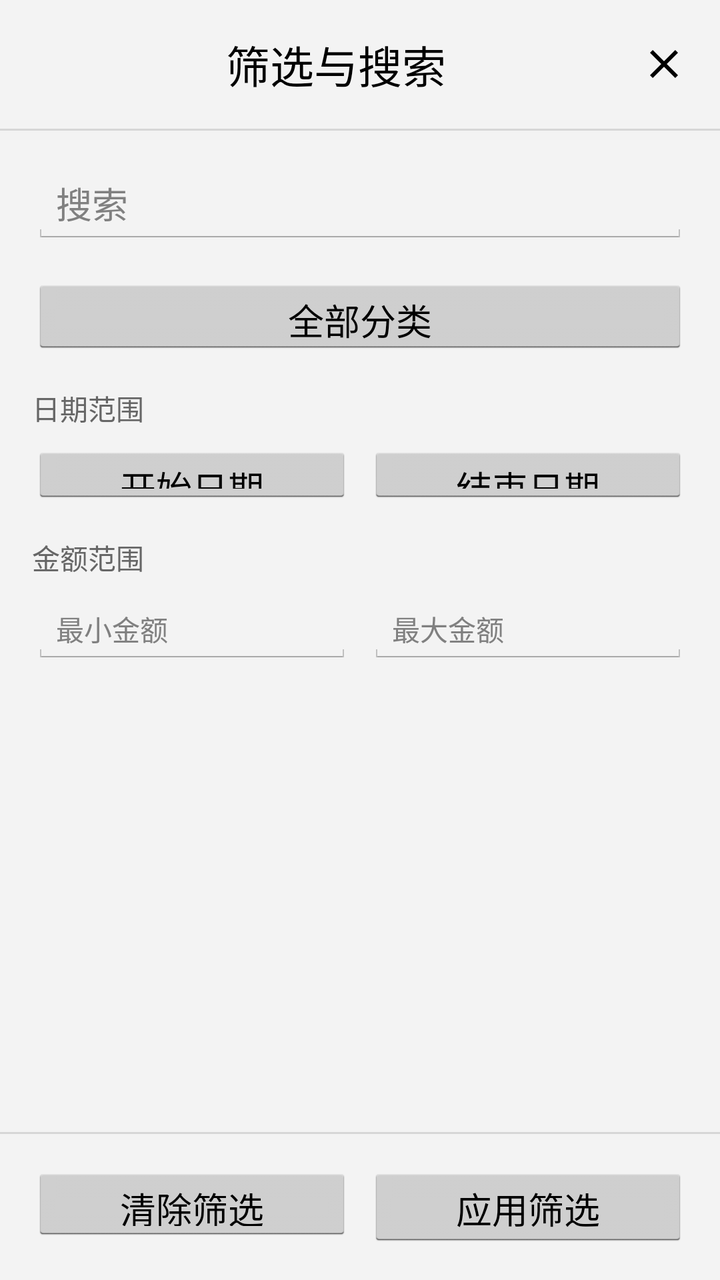
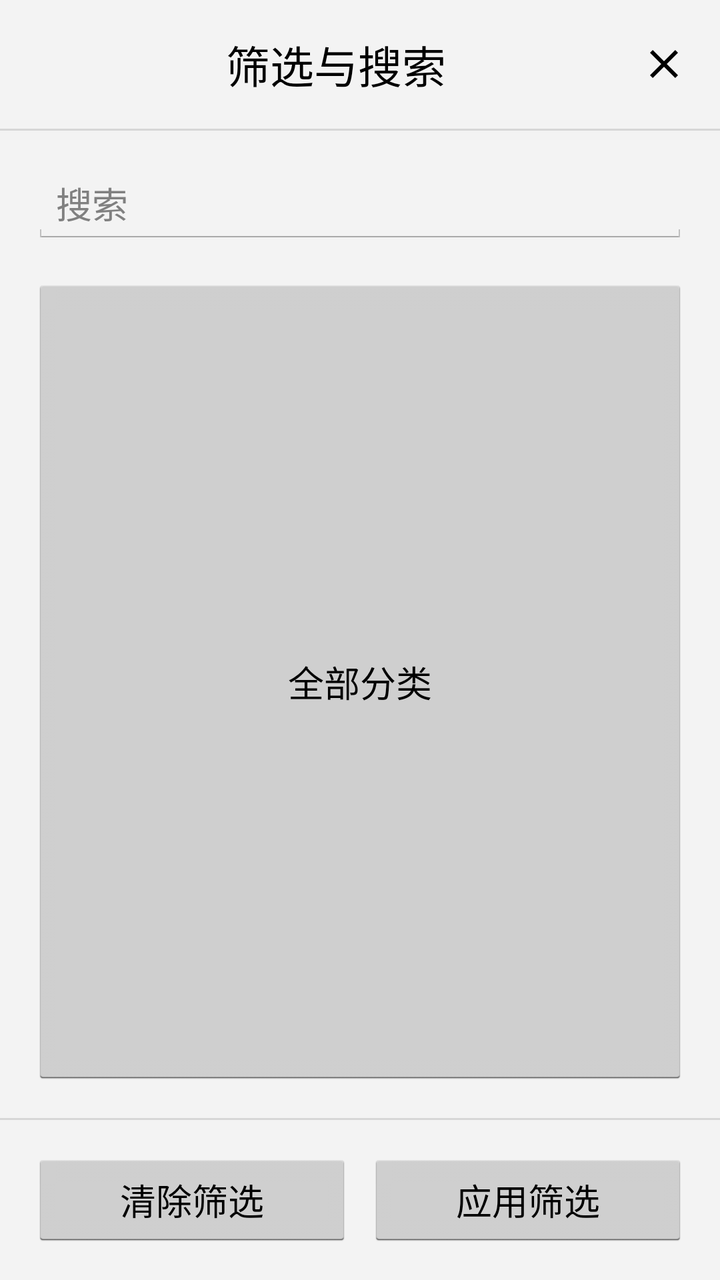

Before-and-after screenshots of an Android layout around one commit, followed by the original layout XML and the change that was made.
<!-- AndroidManifest.xml: application theme AppTheme.NoActionBar -->
<!-- res/layout/dialog_expense_filter.xml -->
<?xml version="1.0" encoding="utf-8"?>
<LinearLayout xmlns:android="http://schemas.android.com/apk/res/android"
    xmlns:app="http://schemas.android.com/apk/res-auto"
    android:layout_width="match_parent"
    android:layout_height="wrap_content"
    android:orientation="vertical">

    
    <LinearLayout
        android:layout_width="match_parent"
        android:layout_height="wrap_content"
        android:orientation="horizontal"
        android:gravity="center_vertical"
        android:padding="16dp">

        <TextView
            android:layout_width="0dp"
            android:layout_height="wrap_content"
            android:layout_weight="1"
            android:text="@string/expense_list_filter_title"
            android:textAlignment="center"
            android:textAppearance="?android:textAppearanceLarge" />

        <ImageButton
            android:id="@+id/btnClose"
            android:layout_width="wrap_content"
            android:layout_height="wrap_content"
            android:background="?android:attr/selectableItemBackgroundBorderless"
            android:src="@drawable/ic_exp_close"
            android:contentDescription="@string/cancel" />
    </LinearLayout>

    <View
        android:layout_width="match_parent"
        android:layout_height="1dp"
        android:background="@color/divider" />

    
    <androidx.core.widget.NestedScrollView
        android:layout_width="match_parent"
        android:layout_height="0dp"
        android:layout_weight="1"
        android:fillViewport="true">

        <LinearLayout
            android:layout_width="match_parent"
            android:layout_height="wrap_content"
            android:orientation="vertical"
            android:padding="16dp">

            <EditText
                android:id="@+id/editKeyword"
                android:layout_width="match_parent"
                android:layout_height="wrap_content"
                android:hint="@string/common_search"
                android:inputType="text"
                android:singleLine="true" />

            <Button
                android:id="@+id/btnSelectType"
                style="?android:attr/buttonStyle"
                android:layout_width="match_parent"
                android:layout_height="39dp"
                android:layout_marginTop="16dp"
                android:text="@string/expense_list_filter_all_types" />

            <TextView
                android:layout_width="match_parent"
                android:layout_height="wrap_content"
                android:layout_marginTop="16dp"
                android:text="@string/expense_list_filter_date_range"
                android:textAppearance="?android:textAppearanceSmall" />

            <LinearLayout
                android:layout_width="match_parent"
                android:layout_height="wrap_content"
                android:orientation="horizontal"
                android:layout_marginTop="8dp">

                <Button
                    android:id="@+id/btnStartDate"
                    style="?android:attr/buttonStyle"
                    android:layout_width="0dp"
                    android:layout_height="30dp"
                    android:layout_weight="1"
                    android:text="@string/expense_list_filter_start_date" />

                <Button
                    android:id="@+id/btnEndDate"
                    style="?android:attr/buttonStyle"
                    android:layout_width="0dp"
                    android:layout_height="30dp"
                    android:layout_marginStart="8dp"
                    android:layout_weight="1"
                    android:text="@string/expense_list_filter_end_date" />
            </LinearLayout>

            <TextView
                android:layout_width="match_parent"
                android:layout_height="wrap_content"
                android:layout_marginTop="16dp"
                android:text="@string/expense_list_filter_amount_range"
                android:textAppearance="?android:textAppearanceSmall" />

            <LinearLayout
                android:layout_width="match_parent"
                android:layout_height="wrap_content"
                android:orientation="horizontal"
                android:layout_marginTop="8dp">

                <EditText
                    android:id="@+id/editMinAmount"
                    android:layout_width="0dp"
                    android:layout_height="wrap_content"
                    android:layout_weight="1"
                    android:hint="@string/expense_list_filter_min_amount"
                    android:inputType="numberDecimal"
                    android:singleLine="true"
                    android:textSize="14sp" />

                <EditText
                    android:id="@+id/editMaxAmount"
                    android:layout_width="0dp"
                    android:layout_height="wrap_content"
                    android:layout_marginStart="8dp"
                    android:layout_weight="1"
                    android:hint="@string/expense_list_filter_max_amount"
                    android:inputType="numberDecimal"
                    android:singleLine="true"
                    android:textSize="14sp" />
            </LinearLayout>
        </LinearLayout>
    </androidx.core.widget.NestedScrollView>

    <View
        android:layout_width="match_parent"
        android:layout_height="1dp"
        android:background="@color/divider" />

    
    <LinearLayout
        android:layout_width="match_parent"
        android:layout_height="wrap_content"
        android:orientation="horizontal"
        android:padding="16dp">

        <Button
            android:id="@+id/btnClear"
            style="?android:attr/buttonStyle"
            android:layout_width="0dp"
            android:layout_height="38dp"
            android:layout_weight="1"
            android:text="@string/expense_list_clear_filters"
            android:textAlignment="center" />

        <Button
            android:id="@+id/btnApply"
            android:layout_width="0dp"
            android:layout_height="41dp"
            android:layout_marginStart="8dp"
            android:layout_weight="1"
            android:text="@string/expense_list_apply_filters" />
    </LinearLayout>
</LinearLayout>
<!-- resources referenced by this layout -->
<resources>
  <color name="divider">#1F000000</color>
  <!-- drawable ic_exp_close (drawable) -->
  <vector xmlns:android="http://schemas.android.com/apk/res/android"
      android:width="24dp"
      android:height="24dp"
      android:viewportWidth="24"
      android:viewportHeight="24"
      android:tint="?android:attr/textColorPrimary">
      <path
          android:fillColor="#FF000000"
          android:pathData="M19,6.41L17.59,5 12,10.59 6.41,5 5,6.41 10.59,12 5,17.59 6.41,19 12,13.41 17.59,19 19,17.59 13.41,12z" />
  </vector>
  <string name="cancel">取消</string>
  <string name="common_search">搜索</string>
  <string name="expense_list_apply_filters">应用筛选</string>
  <string name="expense_list_clear_filters">清除筛选</string>
  <string name="expense_list_filter_all_types">全部分类</string>
  <string name="expense_list_filter_amount_range">金额范围</string>
  <string name="expense_list_filter_date_range">日期范围</string>
  <string name="expense_list_filter_end_date">结束日期</string>
  <string name="expense_list_filter_max_amount">最大金额</string>
  <string name="expense_list_filter_min_amount">最小金额</string>
  <string name="expense_list_filter_start_date">开始日期</string>
  <string name="expense_list_filter_title">筛选与搜索</string>
  <style name="AppTheme.NoActionBar" parent="AppTheme.Base" />
  <style name="AppTheme.Base" parent="android:Theme.Holo.Light">
          <item name="android:windowActionBar">false</item>
          <item name="android:windowNoTitle">true</item>
  
          
          <item name="android:colorAccent">@color/brand_primary</item>
          <item name="android:colorBackground">@color/app_background</item>
          <item name="android:textColorPrimary">@color/text_primary</item>
          <item name="android:textColorSecondary">@color/text_secondary</item>
          <item name="android:windowBackground">@color/app_background</item>
          <item name="android:actionBarStyle">@style/HoloActionBar</item>
          
          <item name="android:statusBarColor">@color/brand_primary</item>
          
          <item name="android:windowLightStatusBar">@bool/light_system_bars</item>
          
          <item name="android:navigationBarColor">@android:color/black</item>
      </style>
  <color name="brand_primary">#FF33B5E5</color>
  <color name="app_background">#FFF3F3F3</color>
  <color name="text_primary">#FF000000</color>
  <color name="text_secondary">#FF666666</color>
  <style name="HoloActionBar">
          <item name="android:background">@color/brand_primary</item>
      </style>
</resources>

<!-- the commit's change to res/layout/dialog_expense_filter.xml (unified diff, before → after) -->
@@ -60,7 +60,7 @@
                 android:id="@+id/btnSelectType"
                 style="?android:attr/buttonStyle"
                 android:layout_width="match_parent"
-                android:layout_height="39dp"
+                android:layout_height="match_parent"
                 android:layout_marginTop="16dp"
                 android:text="@string/expense_list_filter_all_types" />
 
@@ -81,7 +81,7 @@
                     android:id="@+id/btnStartDate"
                     style="?android:attr/buttonStyle"
                     android:layout_width="0dp"
-                    android:layout_height="30dp"
+                    android:layout_height="match_parent"
                     android:layout_weight="1"
                     android:text="@string/expense_list_filter_start_date" />
 
@@ -89,7 +89,7 @@
                     android:id="@+id/btnEndDate"
                     style="?android:attr/buttonStyle"
                     android:layout_width="0dp"
-                    android:layout_height="30dp"
+                    android:layout_height="match_parent"
                     android:layout_marginStart="8dp"
                     android:layout_weight="1"
                     android:text="@string/expense_list_filter_end_date" />
@@ -148,7 +148,7 @@
             android:id="@+id/btnClear"
             style="?android:attr/buttonStyle"
             android:layout_width="0dp"
-            android:layout_height="38dp"
+            android:layout_height="match_parent"
             android:layout_weight="1"
             android:text="@string/expense_list_clear_filters"
             android:textAlignment="center" />
@@ -156,7 +156,7 @@
         <Button
             android:id="@+id/btnApply"
             android:layout_width="0dp"
-            android:layout_height="41dp"
+            android:layout_height="match_parent"
             android:layout_marginStart="8dp"
             android:layout_weight="1"
             android:text="@string/expense_list_apply_filters" />
